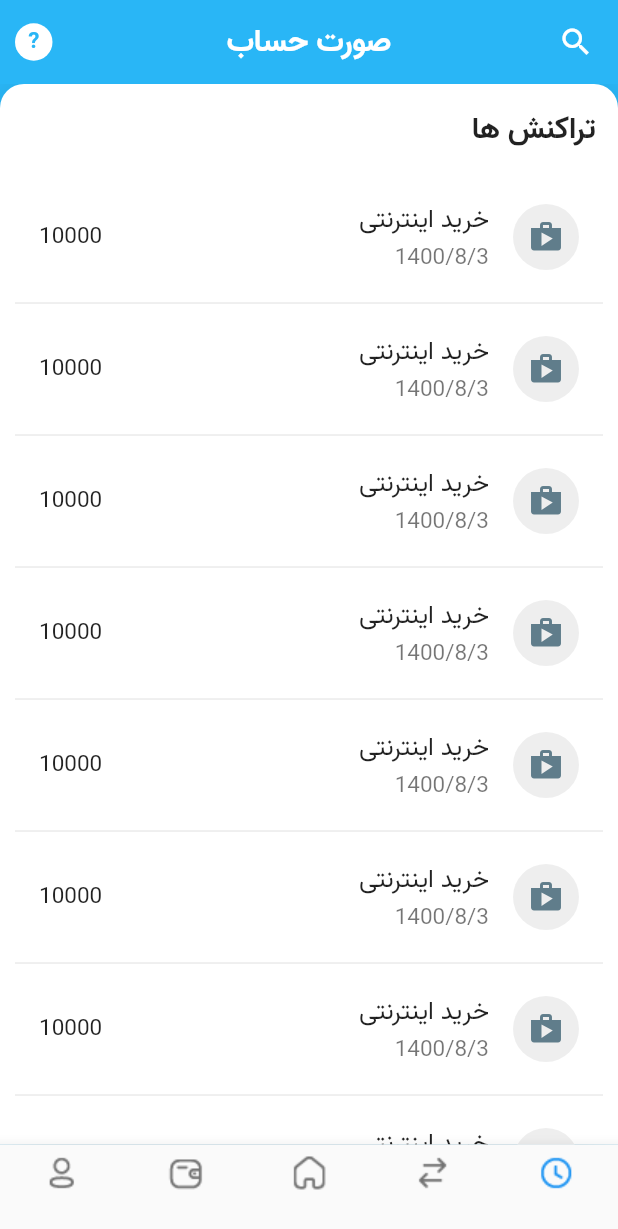
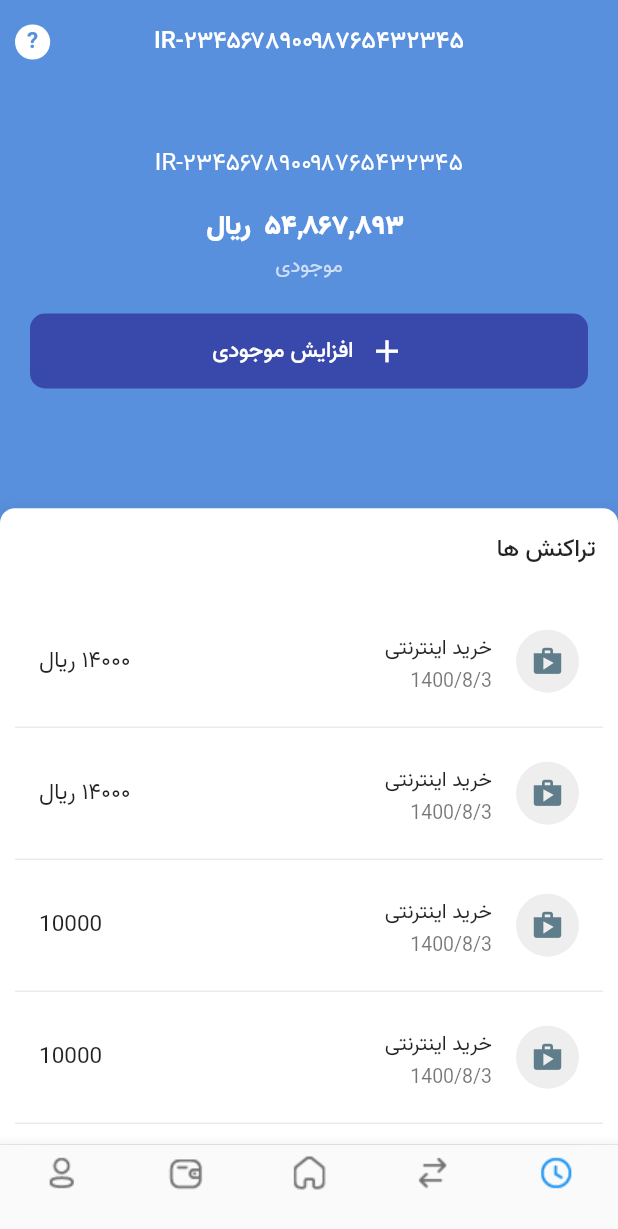
Before and after one commit to aliazimoshan/BluBank, a Flutter app: the screen it shows after launch, on a phone screen of 412 x 824 dp. Shown: the top 1229 px of the screen. Run offline on Flutter 3.47's test engine with Material 2 defaults, Android fonts, the phone set to English and light mode, and no system bars; drawn by our look-alikes of sliding_sheet; our stand-ins replace flip_card.

Commit message:
modifying the screens and widgets,not done yet

```diff
--- a/lib/view/screens/profileScreen.dart
+++ b/lib/view/screens/profileScreen.dart
@@ -91,7 +91,7 @@ class _ProfileScreenState extends State<ProfileScreen> {
         width: BluDimensions.width(context),
         height: BluDimensions.height(context),
         child: ListView(
-          padding: EdgeInsets.fromLTRB(25, 0, 25, 0),
+          padding: EdgeInsets.fromLTRB(10, 0, 10, 0),
           children: [
             Column(
               children: [
--- a/lib/view/screens/transaction.dart
+++ b/lib/view/screens/transaction.dart
@@ -20,7 +20,10 @@ class CardTransactionList extends StatelessWidget {
       child: Column(
         children: [
           ListTile(
-            title: Text(title ?? ""),
+            title: Text(
+              title ?? "",
+              style: TextStyle(fontSize: 14, fontWeight: FontWeight.w400),
+            ),
             leading: Container(
                 decoration: BoxDecoration(
                   color: Colors.grey[200],
@@ -31,10 +34,14 @@ class CardTransactionList extends StatelessWidget {
                   child: Icon(
                     greyicon,
                     color: Colors.blueGrey[500],
+                    size: 22,
                   ),
                 )),
-            trailing: Text(fee ?? ""),
-            subtitle: Text(datetime ?? ""),
+            trailing: Text(fee ?? "ریال" + ""),
+            subtitle: Text(
+              datetime ?? "",
+              style: TextStyle(fontSize: 13, fontWeight: FontWeight.w400),
+            ),
           ),
           Divider(),
         ],
--- a/lib/view/screens/transactionListScreen.dart
+++ b/lib/view/screens/transactionListScreen.dart
@@ -12,72 +12,81 @@ class TransactionListScreen extends StatefulWidget {
 }
 
 class TransactionListScreenstate extends State<TransactionListScreen> {
+  SheetController controller = SheetController();
+
   @override
   Widget build(BuildContext context) {
     return Scaffold(
       appBar: AppBarWidget(
         foregroundcolor: Colors.white,
-        text: "صورت حساب",
-        backgroundColor: Colors.lightBlue.shade400,
-        icon: Icon(Icons.search_outlined),
+        text: "IR-۲۳۴۵۶۷۸۹۰۰۹۸۷۶۵۴۳۲۳۴۵",
+        backgroundColor: BluColor.primaryColor,
+        // icon: Icon(Icons.search_outlined),
       ),
       body: Stack(
         children: [
-          SlidingSheet(
-            elevation: 16,
-            cornerRadius: 16,
-            snapSpec: const SnapSpec(
-              snap: true,
-              snappings: [1.0, 0.65],
-              positioning: SnapPositioning.relativeToAvailableSpace,
-            ),
-            headerBuilder: (context, state) {
-              return Container(
-                padding: EdgeInsets.all(15),
-                height: 56,
-                width: double.infinity,
-                child: Text(
-                  "تراکنش ها ",
-                  style: TextStyle(
-                    fontWeight: FontWeight.w700,
-                    fontSize: 20,
-                  ),
-                ),
-              );
-            },
-            body: Container(
+          // SheetListenerBuilder(
+          //   buildWhen: (oldState, newState) =>
+          //       oldState.isExpanded != newState.isExpanded,
+          //   builder: (context, state) {
+          //     final isExpanded = state.isExpanded;
+
+          //     return Column(
+          //       children: [
+          //         Icon(
+          //           !isExpanded ? Icons.list : Icons.map,
+          //         ),
+          //         Text(
+          //           !isExpanded ? 'Steps & more' : 'Show map',
+          //         ),
+          //         // !isExpanded
+          //         //     ? () => controller.scrollTo(state.maxScrollExtent)
+          //         //     : controller.collapse,
+          //         // color: Colors.white,
+          //         // border: BorderSide(
+          //         //   color: Colors.grey.shade400,
+          //         //   width: 2,
+          //         // ),
+          //       ],
+          //     );
+          //   },
+          // ),
+          Container(
+            padding: EdgeInsets.only(top: 40),
             height: BluDimensions.height(context),
             width: BluDimensions.width(context),
             decoration: BoxDecoration(
-                color: Colors.lightBlue[400],
+              color: BluColor.primaryColor,
             ),
             child: Center(
               child: Column(
-                  crossAxisAlignment: CrossAxisAlignment.center,
-                  mainAxisAlignment: MainAxisAlignment.center,
                 children: [
+                  Text(
+                    "IR-۲۳۴۵۶۷۸۹۰۰۹۸۷۶۵۴۳۲۳۴۵",
+                    style: TextStyle(color: Colors.white, fontSize: 16),
+                  ),
                   SizedBox(
                     height: 15,
                   ),
                   Text(
-                      " 135,163  ریال",
+                    " ۵۴,۸۶۷,۸۹۳  ریال",
                     style: TextStyle(
                       color: Colors.white,
-                        fontSize: 22,
+                      fontSize: 18,
                       fontWeight: FontWeight.w900,
                     ),
                   ),
                   Text(
                     "موجودی",
-                      style: TextStyle(color: Colors.white),
+                    style: TextStyle(color: Colors.white70, fontSize: 14),
                   ),
-                    SizedBox(
-                      height: 30,
-                    ),
+                  // SizedBox(
+                  //   height: 30,
+                  // ),
                   buttomWidget(
                     title: "افزایش موجودی",
                     color: Colors.white,
-                      backgroundColor: BluColor.primaryColor.withOpacity(0.5),
+                    backgroundColor: Colors.indigo[600],
                     icons: Icons.add,
                   ),
                   Spacer(),
@@ -85,6 +94,32 @@ class TransactionListScreenstate extends State<TransactionListScreen> {
               ),
             ),
           ),
+          SlidingSheet(
+            elevation: 16,
+            cornerRadius: 10,
+            snapSpec: const SnapSpec(
+              snap: true,
+              snappings: [1.0, 0.6],
+              initialSnap: 0.6,
+              // positioning: SnapPositioning.relativeToAvailableSpace,
+            ),
+            headerBuilder: (context, state) {
+              return InkWell(
+                onTap: () {},
+                child: Container(
+                  padding: EdgeInsets.all(15),
+                  height: 56,
+                  width: double.infinity,
+                  child: Text(
+                    "تراکنش ها ",
+                    style: TextStyle(
+                      fontWeight: FontWeight.w500,
+                      fontSize: 16,
+                    ),
+                  ),
+                ),
+              );
+            },
             builder: (context, state) {
               return Container(
                 margin: EdgeInsets.all(10),
@@ -92,13 +127,13 @@ class TransactionListScreenstate extends State<TransactionListScreen> {
                   children: [
                     CardTransactionList(
                       datetime: '1400/8/3',
-                      fee: '10000',
+                      fee: '۱۴۰۰۰' + ' ' + 'ریال',
                       title: 'خرید اینترنتی',
                       greyicon: Icons.shop,
                     ),
                     CardTransactionList(
                       datetime: '1400/8/3',
-                      fee: '10000',
+                      fee: '۱۴۰۰۰' + ' ' + 'ریال',
                       title: 'خرید اینترنتی',
                       greyicon: Icons.shop,
                     ),
--- a/lib/view/widgets/appBar_widget.dart
+++ b/lib/view/widgets/appBar_widget.dart
@@ -18,7 +18,11 @@ class AppBarWidget extends AppBar {
           iconTheme: IconThemeData(color: foregroundcolor ?? Colors.black),
           title: Text(
             text,
-            style: TextStyle(color: foregroundcolor ?? Colors.black),
+            style: TextStyle(
+              color: foregroundcolor ?? Colors.black,
+              fontSize: 16,
+              fontWeight: FontWeight.w500,
+            ),
           ),
           leading: icon,
           elevation: 0,
--- a/lib/view/widgets/blucard_front.dart
+++ b/lib/view/widgets/blucard_front.dart
@@ -12,7 +12,8 @@ class BlucardFront extends StatelessWidget {
         color: BluColor.primaryColor,
         borderRadius: BorderRadius.circular(25),
       ),
-      width: 250,
+      // width: MediaQuery.of(context).size.width * 0.6,
+      height: MediaQuery.of(context).size.height * 0.8,
       child: Column(
         children: [
           Spacer(),
--- a/lib/view/widgets/cardSwitch_widget.dart
+++ b/lib/view/widgets/cardSwitch_widget.dart
@@ -43,7 +43,7 @@ class _CardSwitchWidgetState extends State<CardSwitchWidget> {
                 ? Text(
                     widget.subtitle ?? "",
                     style: TextStyle(
-                      fontSize: 16,
+                      fontSize: 13,
                       color: BluColor.textgray,
                     ),
                   )
--- a/lib/view/widgets/contactModal_widget.dart
+++ b/lib/view/widgets/contactModal_widget.dart
@@ -119,14 +119,15 @@ class Contactmodalwidget extends StatelessWidget {
             color: background ?? BluColor.primaryColor,
             shape: BoxShape.circle,
           ),
-          width: 25,
-          height: 25,
           child: Center(
-            child: Text(
-              '?',
-              style: TextStyle(
-                color: color ?? Colors.white,
-                fontWeight: FontWeight.bold,
+            child: Padding(
+              padding: const EdgeInsets.all(8.0),
+              child: Text(
+                '?',
+                style: TextStyle(
+                  color: color ?? Colors.white,
+                  fontWeight: FontWeight.bold,
+                ),
               ),
             ),
           ),
--- a/lib/view/widgets/floatingAction.dart
+++ b/lib/view/widgets/floatingAction.dart
@@ -18,14 +18,14 @@ class _FloationActionAddState extends State<FloationActionAdd> {
         // Respond to button press
       },
       icon: Icon(
-        Icons.add,
+        Icons.add_outlined,
         size: 30,
       ),
       label: Text(
         'انتقال جدید',
         style: TextStyle(
-          fontSize: 20,
-          fontWeight: FontWeight.bold,
+          fontSize: 15,
+          fontWeight: FontWeight.w500,
         ),
       ),
     );
--- a/lib/view/widgets/transaction.dart
+++ b/lib/view/widgets/transaction.dart
@@ -33,7 +33,7 @@ class CardTransactionList extends StatelessWidget {
                     color: Colors.blueGrey[500],
                   ),
                 )),
-            trailing: Text(fee ?? ""),
+            trailing: Text(fee ?? '' + ' ' + 'ریال'),
             subtitle: Text(datetime ?? ""),
           ),
           Divider(),
```
Also changed, not shown: lib/view/screens/HomeScreen.dart (+7 -7 lines), lib/view/screens/addTransactionScreen1.dart (+55 -53 lines), lib/view/screens/cartScreen.dart (+6 -6 lines), lib/view/widgets/button_cartScreen_widget.dart (+7 -11 lines), lib/view/widgets/card_addTransactionScreen_widget.dart (+14 -11 lines), lib/view/widgets/card_cartScreen_widget.dart (+7 -8 lines), lib/view/widgets/cartscreen_modal_widget.dart (+35 -15 lines). Lines whose indentation alone changed are shown as unchanged.
